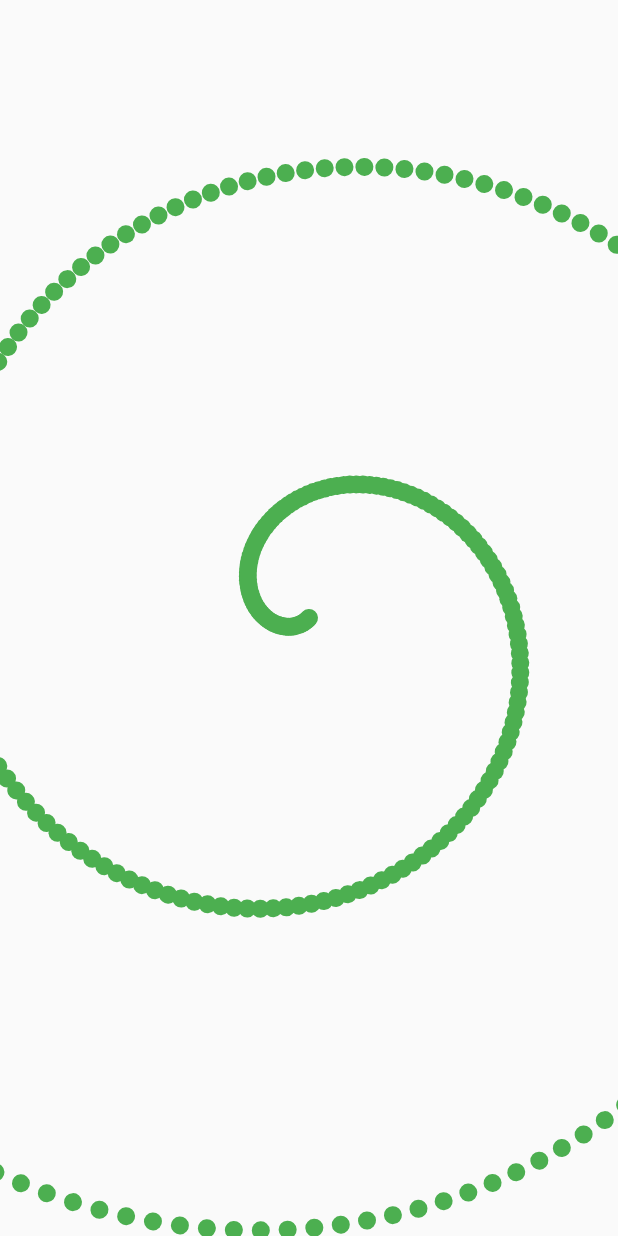
After one commit to codersanket/Animations-Flutter, a Flutter app: the screen it shows after launch, after a tap on "Circular Illusion", on a phone screen of 412 x 824 dp. The commit adds this screen. Run offline on Flutter 3.47's test engine with Material 2 defaults, Android fonts, the phone set to English and light mode, and no system bars.

Commit message:
Added illusion

```diff
--- a/lib/main.dart
+++ b/lib/main.dart
@@ -1,5 +1,9 @@
 import 'package:animation/src/animated_rating_bar.dart';
 import 'package:animation/src/circle_rotation.dart';
+import 'package:animation/src/circular_illusion.dart';
+import 'package:animation/src/custom_slider.dart';
+import 'package:animation/src/illusion.dart';
+import 'package:animation/src/loading_animation.dart';
 import 'package:animation/src/square_illustration.dart';
 import 'package:flutter/cupertino.dart';
 import 'package:flutter/material.dart';
@@ -13,18 +17,24 @@ class MyApp extends StatelessWidget {
 
   @override
   Widget build(BuildContext context) {
-    return Scaffold(
-      body: Column(
-        mainAxisAlignment: MainAxisAlignment.center,
-        crossAxisAlignment: CrossAxisAlignment.center,
+    return SafeArea(
+      child: Scaffold(
+        body: ListView(
           children: const [
             CustomListTile(
                 title: "Circular Animation", nextPage: CircularAnimation()),
             CustomListTile(
                 title: "Animated Rating Bar", nextPage: AnimatedRatingBar()),
             CustomListTile(
-              title: "3D Illustration", nextPage: SquareIllustration())
+                title: "3D Illustration", nextPage: SquareIllustration()),
+            CustomListTile(title: "Custom Slider", nextPage: CustomSlider()),
+            CustomListTile(
+                title: "Circular Illusion", nextPage: CircularIllusion()),
+            CustomListTile(title: "Illusion", nextPage: Illusion()),
+            CustomListTile(
+                title: "Loading Animation", nextPage: LoadingAnimation())
           ],
+        ),
       ),
     );
   }
@@ -40,12 +50,10 @@ class CustomListTile extends StatelessWidget {
     return Padding(
       padding: const EdgeInsets.all(16),
       child: ListTile(
-        tileColor: Colors.red,
-        title: Center(
-          child: Text(
+        leading: Icon(Icons.arrow_forward_ios),
+        title: Text(
           title,
-            style: const TextStyle(color: Colors.white),
-          ),
+          style: const TextStyle(color: Colors.black),
         ),
         onTap: () {
           Navigator.push(context, CupertinoPageRoute(builder: (_) => nextPage));
--- /dev/null
+++ b/lib/src/circular_illusion.dart
@@ -0,0 +1,77 @@
+import 'dart:math';
+
+import 'package:flutter/material.dart';
+
+class CircularIllusion extends StatefulWidget {
+  const CircularIllusion({Key? key}) : super(key: key);
+
+  @override
+  State<CircularIllusion> createState() => _CircularIllusionState();
+}
+
+class _CircularIllusionState extends State<CircularIllusion>
+    with SingleTickerProviderStateMixin {
+  late AnimationController animationController;
+
+  @override
+  void initState() {
+    animationController =
+        AnimationController(vsync: this, duration: const Duration(seconds: 3))
+          ..repeat();
+    super.initState();
+  }
+
+  @override
+  Widget build(BuildContext context) {
+    return Scaffold(
+      body: AnimatedBuilder(
+          animation: animationController,
+          builder: (context, snapshot) {
+            return Transform.rotate(
+              angle: animationController.value * (pi * 2),
+              child: CustomPaint(
+                painter: CircularIllusionPainter(),
+                size: Size.infinite,
+              ),
+            );
+          }),
+    );
+  }
+
+  @override
+  void dispose() {
+    animationController.dispose();
+    super.dispose();
+  }
+}
+
+class CircularIllusionPainter extends CustomPainter {
+  @override
+  void paint(Canvas canvas, Size size) {
+    final center = Offset(size.width / 2, size.height / 2);
+    for (var i = 0; i < 360; i++) {
+      canvas.drawCircle(
+          Offset(getXpoint(center.dx, angleToRadian(i * 2.5), i * 1.5),
+              getYpoint(center.dy, angleToRadian(i * 2.5), i * 1.5)),
+          6,
+          Paint()..color = Colors.green);
+    }
+  }
+
+  double getXpoint(double center, double angle, double raduis) {
+    return center + cos(angle) * raduis;
+  }
+
+  static double angleToRadian(double angle) {
+    return angle * (pi / 180);
+  }
+
+  double getYpoint(double center, double angle, double raduis) {
+    return center + sin(angle) * raduis;
+  }
+
+  @override
+  bool shouldRepaint(covariant CustomPainter oldDelegate) {
+    return true;
+  }
+}
```
Also changed, not shown: lib/src/animated_rating_bar.dart (+0 -7 lines), lib/src/custom_slider.dart (added, +149 -0 lines), lib/src/illusion.dart (added, +76 -0 lines), lib/src/loading_animation.dart (added, +84 -0 lines), lib/src/square_illustration.dart (+6 -2 lines), lib/utils/utills.dart (added, +15 -0 lines). Lines whose indentation alone changed are shown as unchanged.
